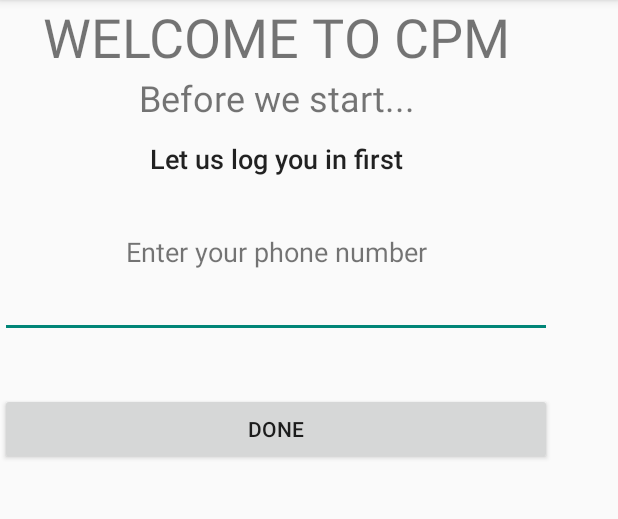
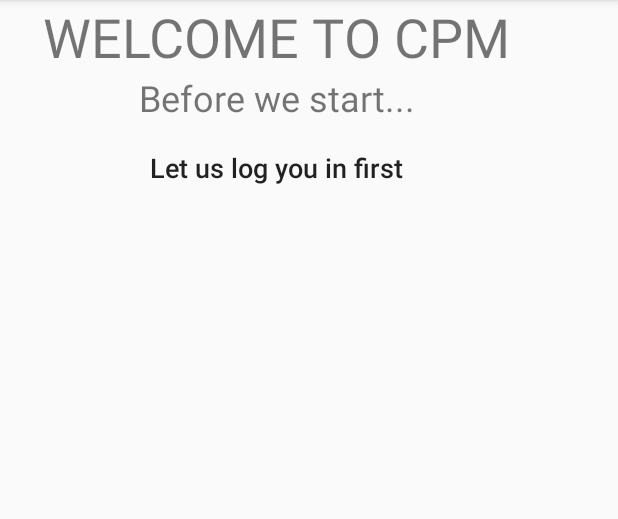
Before and after one commit to LeeBoonKong/CarParkingManagement, an Android app: the screen it shows after launch (MainActivity), on a phone screen of 412 x 824 dp, the part 84-603 px from its top. Run offline under Robolectric (Android 15) with nearby library versions, the phone set to English and light mode, and no system bars; our stand-ins replace Firebase (no records; nobody signed in at launch, a user with empty details on screens opened directly); libraries missing offline, so code that uses them is left out: com.firebase.ui; 1 statement that could not run was skipped.

Commit message:
Changed on XML and dependencies
+Added Cloud firestore dependency
+Changes to Main Activity UI
+Modifications on gradle

```diff
--- a/app/build.gradle
+++ b/app/build.gradle
@@ -26,7 +26,7 @@ android {
 }
 
 dependencies {
-    implementation 'com.google.firebase:firebase-auth:11.0.4'
+    implementation 'com.google.firebase:firebase-auth:11.6.0'
     compile fileTree(dir: 'libs', include: ['*.jar'])
     androidTestCompile('com.android.support.test.espresso:espresso-core:2.2.2', {
         exclude group: 'com.android.support', module: 'support-annotations'
@@ -34,8 +34,8 @@ dependencies {
     compile 'com.android.support:appcompat-v7:26.+'
     compile 'com.android.support.constraint:constraint-layout:1.0.2'
     testCompile 'junit:junit:4.12'
-    compile 'com.google.firebase:firebase-database:11.0.4'
     compile 'com.firebaseui:firebase-ui-auth:3.1.0'
+    compile 'com.google.firebase:firebase-firestore:11.6.0'
 }
 
 apply plugin: 'com.google.gms.google-services'
--- a/app/src/main/res/layout/activity_main.xml
+++ b/app/src/main/res/layout/activity_main.xml
@@ -44,31 +44,10 @@
             android:layout_weight="0.15" />
 
         <TextView
-            android:id="@+id/textView13"
-            android:layout_width="match_parent"
-            android:layout_height="wrap_content"
-            android:text="Enter your phone number"
-            android:textAlignment="center"
-            android:textSize="18sp" />
-
-        <EditText
-            android:id="@+id/phoneNo"
-            android:layout_width="match_parent"
-            android:layout_height="wrap_content"
-            android:ems="10"
-            android:inputType="phone" />
-
-        <TextView
             android:id="@+id/warning"
             android:layout_width="match_parent"
             android:layout_height="wrap_content"
             android:layout_weight="0.07" />
 
-        <Button
-            android:id="@+id/doneButton"
-            android:layout_width="match_parent"
-            android:layout_height="wrap_content"
-            android:text="Done" />
-
     </LinearLayout>
 </android.support.constraint.ConstraintLayout>
--- a/build.gradle
+++ b/build.gradle
@@ -3,9 +3,10 @@
 buildscript {
     repositories {
         jcenter()
+        google()
     }
     dependencies {
-        classpath 'com.android.tools.build:gradle:3.0.0'
+        classpath 'com.android.tools.build:gradle:3.0.1'
 
         // NOTE: Do not place your application dependencies here; they belong
         // in the individual module build.gradle files
@@ -18,6 +19,7 @@ allprojects {
         maven {
             url "https://maven.google.com"
         }
+        google()
     }
 }
 
```
